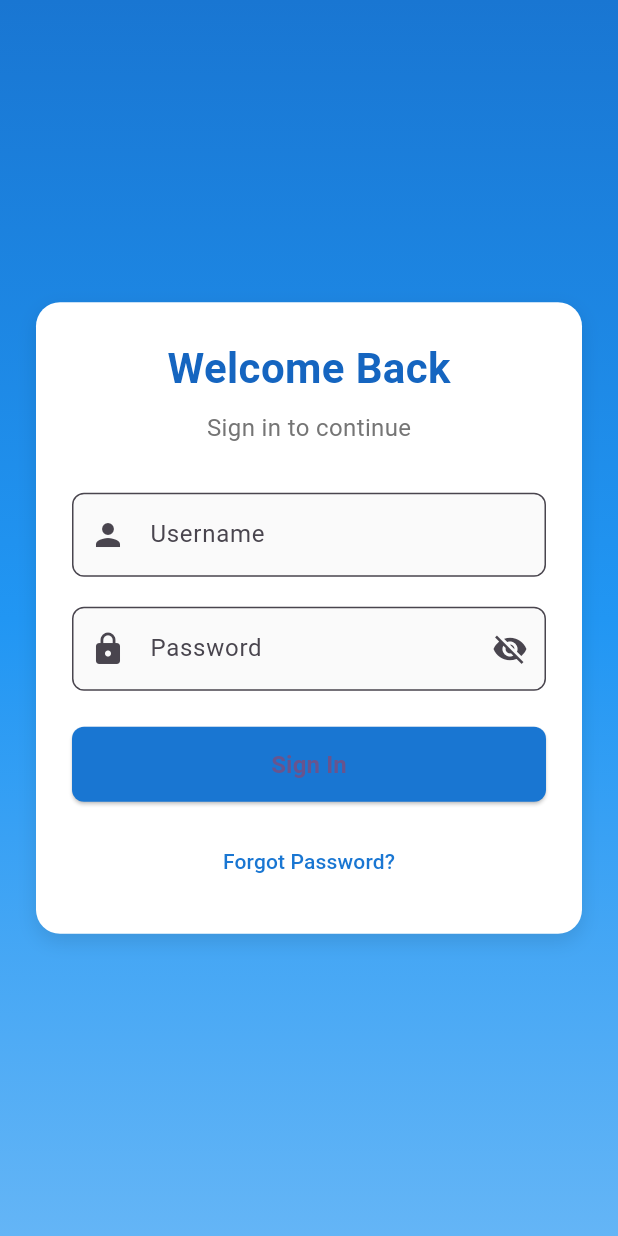
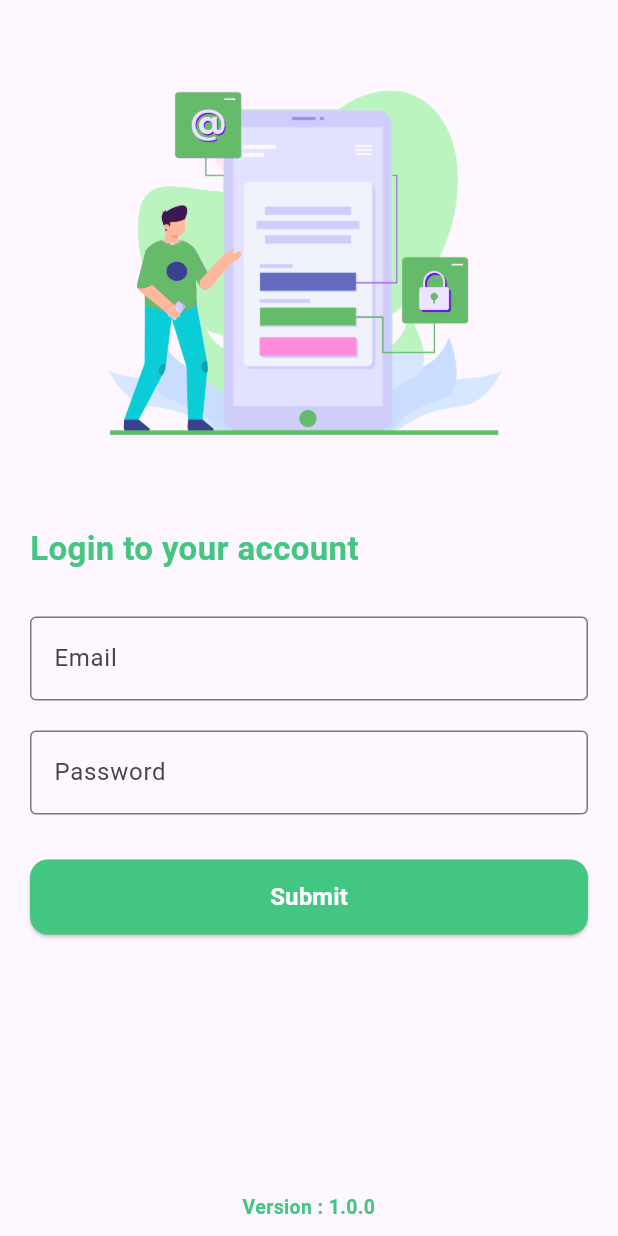
Before and after one commit to VISHALNAYAK183/vexocore_frontend, a Flutter app: the screen it shows after launch, on a phone screen of 412 x 824 dp. Run offline on Flutter 3.47's test engine with Material 3 defaults, Android fonts, the light colour scheme and no system bars; our stand-ins replace shared_preferences.

Commit message:
SetUp and Login

```diff
--- a/lib/Login/LoginPage.dart
+++ b/lib/Login/LoginPage.dart
@@ -1,90 +1,115 @@
 import 'package:flutter/material.dart';
+import 'package:shared_preferences/shared_preferences.dart';
+import 'package:task_manager/widgets/app_colors.dart';
+import 'loginApi.dart';
+import 'loginModel.dart';
 
 class LoginPage extends StatefulWidget {
-  const LoginPage({super.key});
+  const LoginPage({Key? key}) : super(key: key);
 
   @override
   State<LoginPage> createState() => _LoginPageState();
 }
 
 class _LoginPageState extends State<LoginPage> {
-  final _formKey = GlobalKey<FormState>();
-  final TextEditingController _usernameController = TextEditingController();
+  final _loginFormKey = GlobalKey<FormState>();
+  final TextEditingController _emailController = TextEditingController();
   final TextEditingController _passwordController = TextEditingController();
-  bool _obscurePassword = true;
+
+  bool _isLoading = false;
+
+  Future<void> _handleLogin() async {
+    if (!_loginFormKey.currentState!.validate()) return;
+
+    setState(() => _isLoading = true);
+
+    final email = _emailController.text.trim();
+    final password = _passwordController.text.trim();
+
+    try {
+      final response = await LoginApi.login(email, password);
+
+      if (response != null) {
+
+        final prefs = await SharedPreferences.getInstance();
+        await prefs.setString("auth_token", response.token);
+
+        if (mounted) {
+          ScaffoldMessenger.of(context).showSnackBar(
+            const SnackBar(content: Text("Login successful!")),
+          );
+
+          // Navigate to Home/Dashbo
+          Navigator.pushReplacementNamed(context, "/home");
+        }
+      } else {
+        if (mounted) {
+          ScaffoldMessenger.of(context).showSnackBar(
+            const SnackBar(content: Text("Invalid email or password")),
+          );
+        }
+      }
+    } catch (e) {
+      if (mounted) {
+         print("Error: $e");
+        ScaffoldMessenger.of(context).showSnackBar(
+          SnackBar(content: Text("Error: $e")),
+
+        );
+      }
+    } finally {
+      if (mounted) setState(() => _isLoading = false);
+    }
+  }
 
   @override
   Widget build(BuildContext context) {
-    final screenWidth = MediaQuery.of(context).size.width;
-    final screenHeight = MediaQuery.of(context).size.height;
-
     return Scaffold(
-      body: SingleChildScrollView(
-        child: Container(
-          height: screenHeight,
-          decoration: BoxDecoration(
-            gradient: LinearGradient(
-              begin: Alignment.topCenter,
-              end: Alignment.bottomCenter,
-              colors: [
-                Colors.blue.shade700,
-                Colors.blue.shade500,
-                Colors.blue.shade300,
-              ],
+      body: Form(
+        key: _loginFormKey,
+        autovalidateMode: AutovalidateMode.onUserInteraction,
+        child: SingleChildScrollView(
+          padding: const EdgeInsets.symmetric(horizontal: 20.0),
+          child: Column(
+            children: [
+              const SizedBox(height: 50),
+              Center(
+                child: SizedBox(
+                  height: 250,
+                  width: MediaQuery.of(context).size.width * 0.8,
+                  child: Image.asset(
+                    "assets/images/login2.png",
+                    errorBuilder: (context, error, stackTrace) =>
+                        const Icon(Icons.error, size: 50, color: Colors.red),
                   ),
                 ),
-          child: Center(
-            child: Container(
-              margin: const EdgeInsets.all(24),
-              padding: const EdgeInsets.all(24),
-              decoration: BoxDecoration(
-                color: Colors.white,
-                borderRadius: BorderRadius.circular(16),
-                boxShadow: [
-                  BoxShadow(
-                    color: Colors.black.withOpacity(0.1),
-                    blurRadius: 10,
-                    offset: const Offset(0, 5),
+              ),
+              const SizedBox(height: 50),
+              Row(
+                children: [
+                  Text(
+                    "Login to your account",
+                    style: TextStyle(
+                      fontWeight: FontWeight.w600,
+                      fontSize: 22,
+                      color: primarycolor,
+                    ),
                   ),
                 ],
               ),
-              width: screenWidth > 600 ? 500 : screenWidth * 0.9,
-              child: Form(
-                key: _formKey,
-                child: Column(
-                  mainAxisSize: MainAxisSize.min,
-                  children: [
-                    Text(
-                      'Welcome Back',
-                      style: TextStyle(
-                        fontSize: screenWidth > 600 ? 32 : 28,
-                        fontWeight: FontWeight.bold,
-                        color: Colors.blue.shade800,
-                      ),
-                    ),
-                    const SizedBox(height: 8),
-                    Text(
-                      'Sign in to continue',
-                      style: TextStyle(
-                        fontSize: 16,
-                        color: Colors.grey.shade600,
-                      ),
-                    ),
-                    const SizedBox(height: 32),
+              const SizedBox(height: 30),
               TextFormField(
-                      controller: _usernameController,
-                      decoration: InputDecoration(
-                        labelText: 'Username',
-                        prefixIcon: const Icon(Icons.person),
-                        border: OutlineInputBorder(
-                          borderRadius: BorderRadius.circular(8),
-                        ),
-                        filled: true,
-                        fillColor: Colors.grey.shade50,
+                controller: _emailController,
+                decoration: const InputDecoration(
+                  labelText: "Email",
+                  border: OutlineInputBorder(),
                 ),
                 validator: (value) {
                   if (value == null || value.isEmpty) {
-                          return 'Please enter username';
+                    return "Please enter your email";
+                  }
+                  if (!RegExp(r'^[^@]+@[^@]+\.[^@]+').hasMatch(value)) {
+                    return "Enter a valid email address";
                   }
                   return null;
                 },
@@ -92,84 +117,62 @@ class _LoginPageState extends State<LoginPage> {
               const SizedBox(height: 20),
               TextFormField(
                 controller: _passwordController,
-                      obscureText: _obscurePassword,
-                      decoration: InputDecoration(
-                        labelText: 'Password',
-                        prefixIcon: const Icon(Icons.lock),
-                        suffixIcon: IconButton(
-                          icon: Icon(
-                            _obscurePassword
-                                ? Icons.visibility_off
-                                : Icons.visibility,
-                          ),
-                          onPressed: () {
-                            setState(() {
-                              _obscurePassword = !_obscurePassword;
-                            });
-                          },
-                        ),
-                        border: OutlineInputBorder(
-                          borderRadius: BorderRadius.circular(8),
-                        ),
-                        filled: true,
-                        fillColor: Colors.grey.shade50,
+                obscureText: true,
+                decoration: const InputDecoration(
+                  labelText: "Password",
+                  border: OutlineInputBorder(),
                 ),
                 validator: (value) {
                   if (value == null || value.isEmpty) {
-                          return 'Please enter password';
+                    return "Please enter your password";
+                  }
+                  if (value.length < 6) {
+                    return "Password must be at least 6 characters";
                   }
                   return null;
                 },
               ),
-                    const SizedBox(height: 24),
-                    SizedBox(
-                      width: double.infinity,
-                      height: 50,
-                      child: ElevatedButton(
-                        onPressed: () {
-                          if (_formKey.currentState!.validate()) {
-                            // Perform login action
-                          }
-                        },
+              const SizedBox(height: 30),
+              _isLoading
+                  ? Center(
+                      child: CircularProgressIndicator(
+                        color: primarycolor,
+                        strokeWidth: 3,
+                      ),
+                    )
+                  : ElevatedButton(
                       style: ElevatedButton.styleFrom(
-                          backgroundColor: Colors.blue.shade700,
+                        backgroundColor: primarycolor,
+                        foregroundColor: Colors.white,
+                        minimumSize: const Size(double.infinity, 50),
                         shape: RoundedRectangleBorder(
-                            borderRadius: BorderRadius.circular(8),
+                          borderRadius: BorderRadius.circular(12),
                         ),
                       ),
+                      onPressed: _handleLogin,
                       child: const Text(
-                          'Sign In',
+                        "Submit",
                         style: TextStyle(
-                            fontSize: 16,
-                            fontWeight: FontWeight.bold,
+                            fontSize: 16, fontWeight: FontWeight.bold),
                       ),
                     ),
-                      ),
-                    ),
-                    const SizedBox(height: 16),
-                    TextButton(
-                      onPressed: () {},
-                      child: Text(
-                        'Forgot Password?',
-                        style: TextStyle(
-                          color: Colors.blue.shade700,
-                        ),
-                      ),
-                    ),
+              const SizedBox(height: 20),
             ],
           ),
         ),
       ),
+      bottomNavigationBar: Padding(
+        padding: const EdgeInsets.all(10.0),
+        child: Text(
+          "Version : 1.0.0",
+          textAlign: TextAlign.center,
+          style: TextStyle(
+            fontWeight: FontWeight.w600,
+            fontSize: 13,
+            color: primarycolor,
           ),
         ),
       ),
     );
   }
-
-  @override
-  void dispose() {
-    _usernameController.dispose();
-    _passwordController.dispose();
-    super.dispose();
 }
-}
--- /dev/null
+++ b/lib/Login/loginApi.dart
@@ -0,0 +1,29 @@
+import 'dart:convert';
+import 'package:http/http.dart' as http;
+import 'loginModel.dart';
+
+class LoginApi {
+  static const String baseUrl = "http://10.112.215.78:8080/api/auth/login";
+
+  static Future<LoginResponse?> login(String email, String password) async {
+    try {
+      final response = await http.post(
+        Uri.parse(baseUrl),
+        headers: {"Content-Type": "application/json"},
+        body: jsonEncode({
+          "email": email,
+          "password": password,
+        }),
+      );
+
+      if (response.statusCode == 200) {
+        final data = jsonDecode(response.body);
+        return LoginResponse.fromJson(data);
+      } else {
+        return null;
+      }
+    } catch (e) {
+      throw Exception("Failed to login: $e");
+    }
+  }
+}
--- /dev/null
+++ b/lib/Login/loginModel.dart
@@ -0,0 +1,11 @@
+class LoginResponse {
+  final String token;
+
+  LoginResponse({required this.token});
+
+  factory LoginResponse.fromJson(Map<String, dynamic> json) {
+    return LoginResponse(
+      token: json['token'],
+    );
+  }
+}
```
Also changed, not shown: lib/widgets/app_colors.dart (added, +7 -0 lines), pubspec.yaml (+7 -66 lines), assets/images/login2.png (added), pubspec.lock, 1 other file. Lines whose indentation alone changed are shown as unchanged.
